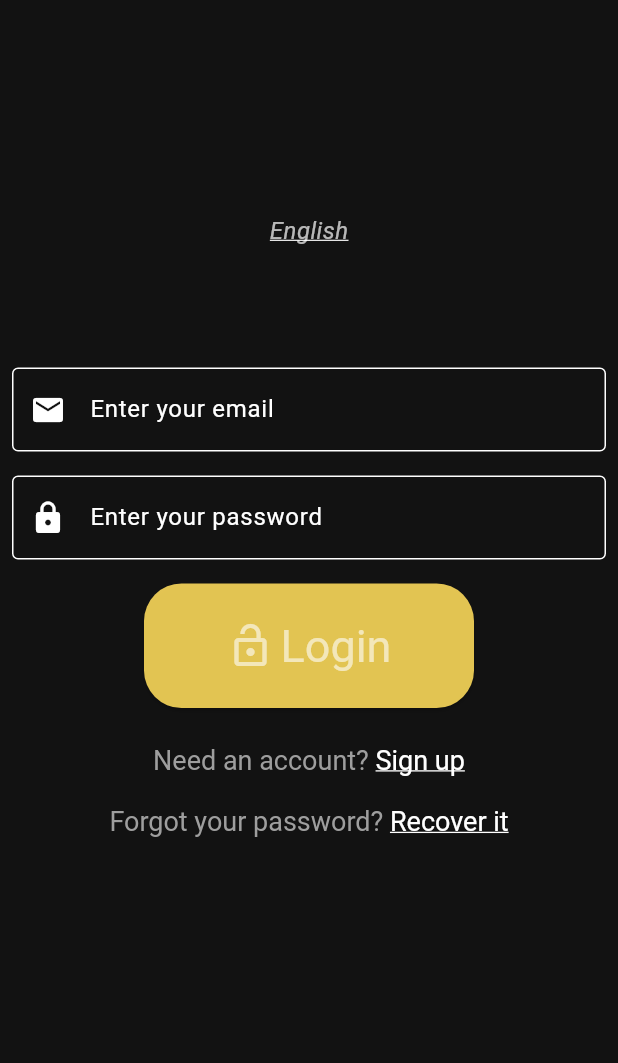
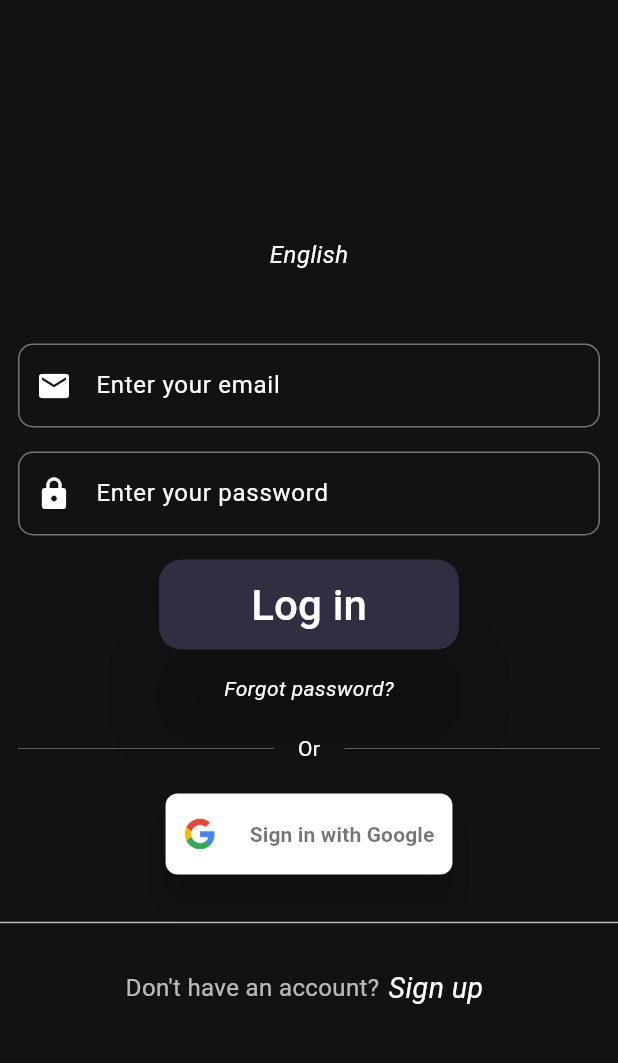
Before and after one commit to nicolas-ferrada/mycustomnotes_website, a Flutter app: the screen it shows after launch, on a phone screen of 412 x 824 dp, the part 63-1126 px from its top. Run offline on Flutter 3.47's test engine with Material 2 defaults, Android fonts, the phone set to English and light mode, and no system bars; our stand-ins replace audioplayers, cloud_firestore, connectivity_plus, device_info_plus, firebase_auth, firebase_core and 5 more; missing offline and left inert: any_link_preview, excel; accounts and stored records are empty; generated files the repository leaves out were written again.

Commit message:
UI Changes
- Login screen updated
- Added a color scheme to the app

```diff
--- a/lib/l10n/app_en.arb
+++ b/lib/l10n/app_en.arb
@@ -18,16 +18,12 @@
     "@email_textformfield_loginPage": {
         "description": "User input to type your email for login."
     },
-    "login_button_loginPage": "Login",
+    "login_button_loginPage": "Log in",
     "@login_button_loginPage": {
         "description": "The button that allows the user to log in after its pressed"
     },
-    "passwordRecover_richText_loginPage": "Recover it",
-    "@passwordRecover_richText_loginPage": {
-        "description": "User can tap to recover password"
-    },
-    "passwordRecover_text_info_loginPage": "Forgot your password? ",
-    "@passwordRecover_text_info_loginPage": {
+    "passwordRecover_richText_info_loginPage": "Forgot password?",
+    "@passwordRecover_richText_info_loginPage": {
         "description": "Telling the user why and when to tap the right rich text"
     },
     "password_textformfield_loginPage": "Enter your password",
@@ -38,7 +34,7 @@
     "@signUp_richText_loginPage": {
         "description": "User can tap to create an account"
     },
-    "signUp_text_info_loginPage": "Need an account? ",
+    "signUp_text_info_loginPage": "Don't have an account?",
     "@signUp_text_info_loginPage": {
         "description": "Telling the user why and when to tap the right rich text"
     },
--- a/lib/l10n/app_es.arb
+++ b/lib/l10n/app_es.arb
@@ -6,11 +6,10 @@
     "@_LOGIN_PAGE": {},
     "email_textformfield_loginPage": "Ingresa tu correo",
     "login_button_loginPage": "Iniciar sesión",
-    "passwordRecover_richText_loginPage": "Recuperar",
-    "passwordRecover_text_info_loginPage": "¿Olvidaste tu contraseña? ",
+    "passwordRecover_richText_info_loginPage": "¿Olvidaste tu contraseña?",
     "password_textformfield_loginPage": "Ingresa tu contraseña",
     "signUp_richText_loginPage": "Regístrate",
-    "signUp_text_info_loginPage": "¿Necesitas una cuenta? ",
+    "signUp_text_info_loginPage": "¿No tienes una cuenta?",
     "@_LOGIN_PAGE_DIALOGS_EXCEPTIONS": {},
     "wrongPassword_dialog_loginPage": "Has ingresado una contraseña incorrecta.",
     "userNotFound_dialog_loginPage": "La cuenta ingresada no existe. Necesitas registrate antes de iniciar sesión, si lo hiciste, revisa que el email esté bien escrito.",
--- a/lib/presentation/pages/login_page/login_page.dart
+++ b/lib/presentation/pages/login_page/login_page.dart
@@ -6,6 +6,7 @@ import '../../../domain/services/auth_user_service.dart';
 import '../../../l10n/change_language.dart';
 import '../../../l10n/l10n_export.dart';
 import '../../../l10n/l10n_locale_provider.dart';
+import '../../../utils/app_color_scheme/app_color_scheme.dart';
 import '../../../utils/dialogs/change_language_dialog.dart';
 import '../../../utils/enums/select_language_enum.dart';
 import '../../../utils/exceptions/exceptions_alert_dialog.dart';
@@ -60,15 +61,31 @@ class _LoginPageState extends State<LoginPage> {
         child: SingleChildScrollView(
           physics: const ClampingScrollPhysics(),
           child: Column(
-            mainAxisAlignment: MainAxisAlignment.center,
             children: [
-              // Change language
-              InkWell(
+              changeLanguageWidget(language, context),
+              emailUserInputWidget(context),
+              passwordUserInputWidget(context),
+              loginButtonWidget(context),
+              forgotPasswordWidget(context),
+              loginProvidersSeparationWidget(context),
+              googleLoginButtonWidget(context),
+              createAccountSeparationWidget(context),
+              signUpWidget(context),
+            ],
+          ),
+        ),
+      ),
+    );
+  }
+
+  Widget changeLanguageWidget(String language, BuildContext context) {
+    return Padding(
+      padding: const EdgeInsets.all(32),
+      child: InkWell(
         borderRadius: BorderRadius.circular(20),
         onTap: () async {
           try {
-                    final SelectLanguage? language =
-                        await showDialog<SelectLanguage?>(
+            final SelectLanguage? language = await showDialog<SelectLanguage?>(
               context: context,
               builder: (context) {
                 return ChangeLanguageDialog(
@@ -83,8 +100,7 @@ class _LoginPageState extends State<LoginPage> {
           } catch (errorMessage) {
             // errorMessage is the custom message probably sent by the user configuration functions
             ExceptionsAlertDialog.showErrorDialog(
-                        context: context,
-                        errorMessage: errorMessage.toString());
+                context: context, errorMessage: errorMessage.toString());
           }
         },
         child: Padding(
@@ -92,37 +108,43 @@ class _LoginPageState extends State<LoginPage> {
           child: Text(
             language,
             style: const TextStyle(
-                      decoration: TextDecoration.underline,
-                      color: Colors.white70,
+              color: Colors.white,
               fontSize: 16,
               fontStyle: FontStyle.italic,
             ),
           ),
         ),
       ),
+    );
+  }
 
-              const SizedBox(
-                height: 64,
-              ),
-              //Mail user input
-              Padding(
-                padding: const EdgeInsets.all(8.0),
+  Widget emailUserInputWidget(BuildContext context) {
+    return Padding(
+      padding: const EdgeInsets.symmetric(horizontal: 12, vertical: 8),
       child: TextFormField(
         onTapOutside: (event) => FocusScope.of(context).unfocus(),
         controller: _emailLoginController,
         keyboardType: TextInputType.emailAddress,
         autofillHints: const [AutofillHints.email],
         decoration: InputDecoration(
-                    hintText: AppLocalizations.of(context)!
-                        .email_textformfield_loginPage,
+          hintText: AppLocalizations.of(context)!.email_textformfield_loginPage,
           prefixIcon: const Icon(Icons.mail),
-                    border: const OutlineInputBorder(),
+          focusedBorder: OutlineInputBorder(
+            borderRadius: BorderRadius.circular(10),
+            borderSide: BorderSide(color: AppColorScheme.purple()),
+          ),
+          enabledBorder: OutlineInputBorder(
+            borderRadius: BorderRadius.circular(10),
+            borderSide: BorderSide(color: Colors.grey.shade600),
           ),
         ),
       ),
-              //Password user input
-              Padding(
-                padding: const EdgeInsets.all(8.0),
+    );
+  }
+
+  Widget passwordUserInputWidget(BuildContext context) {
+    return Padding(
+      padding: const EdgeInsets.symmetric(horizontal: 12, vertical: 8),
       child: TextField(
         onTapOutside: (event) => FocusScope.of(context).unfocus(),
         controller: _passwordLoginController,
@@ -130,33 +152,33 @@ class _LoginPageState extends State<LoginPage> {
         enableSuggestions: false,
         autocorrect: false,
         decoration: InputDecoration(
-                    hintText: AppLocalizations.of(context)!
-                        .password_textformfield_loginPage,
+          hintText:
+              AppLocalizations.of(context)!.password_textformfield_loginPage,
           prefixIcon: const Icon(Icons.lock),
-                    border: const OutlineInputBorder(),
+          focusedBorder: OutlineInputBorder(
+            borderRadius: BorderRadius.circular(10),
+            borderSide: BorderSide(color: AppColorScheme.purple()),
+          ),
+          enabledBorder: OutlineInputBorder(
+            borderRadius: BorderRadius.circular(10),
+            borderSide: BorderSide(color: Colors.grey.shade600),
           ),
         ),
       ),
-              //Login button
-              Padding(
+    );
+  }
+
+  Widget loginButtonWidget(BuildContext context) {
+    return Padding(
       padding: const EdgeInsets.all(8.0),
-                child: ElevatedButton.icon(
-                  icon: const Icon(
-                    Icons.lock_open,
-                    size: 32,
+      child: ElevatedButton(
+        style: ElevatedButton.styleFrom(
+          elevation: 30,
+          backgroundColor: AppColorScheme.darkPurple(),
+          minimumSize: const Size(200, 60),
+          shape: RoundedRectangleBorder(
+            borderRadius: BorderRadius.circular(15),
           ),
-                  label: Text(
-                    AppLocalizations.of(context)!.login_button_loginPage,
-                    style: const TextStyle(fontSize: 30),
-                  ),
-                  style: ElevatedButton.styleFrom(
-                    textStyle: const TextStyle(fontSize: 30),
-                    backgroundColor: const Color.fromRGBO(250, 216, 90, 0.9),
-                    minimumSize: const Size(220, 70),
-                    shape: RoundedRectangleBorder(
-                        borderRadius: BorderRadius.circular(25)),
-                    padding: const EdgeInsets.symmetric(
-                        horizontal: 12, vertical: 24),
         ),
         onPressed: () async {
           // Login firebase.
@@ -169,72 +191,143 @@ class _LoginPageState extends State<LoginPage> {
           } catch (errorMessage) {
             // errorMessage is the custom message sent by the firebase function.
             ExceptionsAlertDialog.showErrorDialog(
-                          context: context,
-                          errorMessage: errorMessage.toString());
+                context: context, errorMessage: errorMessage.toString());
           }
         },
-                ),
-              ),
-              const SizedBox(
-                height: 8,
-              ),
-              //Rich text 'need an account?' Sign up
-              Padding(
-                padding: const EdgeInsets.all(8.0),
-                child: RichText(
-                  text: TextSpan(
-                      style: const TextStyle(color: Colors.grey, fontSize: 18),
-                      text: AppLocalizations.of(context)!
-                          .signUp_text_info_loginPage,
-                      children: [
-                        TextSpan(
+        child: Text(
+          AppLocalizations.of(context)!.login_button_loginPage,
           style: const TextStyle(
-                                decoration: TextDecoration.underline,
-                                color: Colors.white),
-                            text: AppLocalizations.of(context)!
-                                .signUp_richText_loginPage,
-                            recognizer: TapGestureRecognizer()
-                              ..onTap = () {
-                                Navigator.pushNamed(context, registerPageRoute);
-                              }),
-                      ]),
-                ),
-              ),
-              const SizedBox(
-                height: 4,
-              ),
-              //Rich text text Forgot your password? Recover it
-              Padding(
-                padding: const EdgeInsets.all(8.0),
-                child: RichText(
-                  text: TextSpan(
-                    style: const TextStyle(color: Colors.grey, fontSize: 18),
-                    text: AppLocalizations.of(context)!
-                        .passwordRecover_text_info_loginPage,
-                    children: [
-                      TextSpan(
-                        style: const TextStyle(
-                            decoration: TextDecoration.underline,
-                            color: Colors.white),
-                        text: AppLocalizations.of(context)!
-                            .passwordRecover_richText_loginPage,
-                        recognizer: TapGestureRecognizer()
-                          ..onTap = () {
-                            Navigator.pushNamed(
-                                context, recoverPasswordPageRoute);
-                          },
-                      ),
-                    ],
-                  ),
-                ),
-              ),
-              const SizedBox(
-                height: 96,
-              ),
-            ],
+            fontSize: 28,
+            color: Colors.white,
           ),
         ),
       ),
     );
   }
+
+  Widget forgotPasswordWidget(BuildContext context) {
+    return InkWell(
+      onTap: () {
+        Navigator.pushNamed(context, recoverPasswordPageRoute);
+      },
+      borderRadius: BorderRadius.circular(20),
+      child: Padding(
+        padding: const EdgeInsets.all(8.0),
+        child: Text(
+          AppLocalizations.of(context)!.passwordRecover_richText_info_loginPage,
+          style: const TextStyle(
+            color: Colors.white,
+            fontSize: 14,
+            fontStyle: FontStyle.italic,
+          ),
+        ),
+      ),
+    );
   }
+
+  Widget loginProvidersSeparationWidget(BuildContext context) {
+    return Padding(
+      padding: const EdgeInsets.all(12),
+      child: Row(
+        mainAxisAlignment: MainAxisAlignment.center,
+        children: [
+          Expanded(
+            child: Divider(
+              thickness: 0.5,
+              color: Colors.grey.shade600,
+            ),
+          ),
+          const Padding(
+            padding: EdgeInsets.symmetric(horizontal: 16),
+            child: Text('Or'),
+          ),
+          Expanded(
+            child: Divider(
+              thickness: 0.5,
+              color: Colors.grey.shade600,
+            ),
+          ),
+        ],
+      ),
+    );
+  }
+
+  Widget googleLoginButtonWidget(BuildContext context) {
+    return Padding(
+      padding: const EdgeInsets.all(8),
+      child: ElevatedButton(
+        style: ElevatedButton.styleFrom(
+          elevation: 10,
+          padding: const EdgeInsets.symmetric(horizontal: 12, vertical: 16),
+          backgroundColor: Colors.white,
+          shape: RoundedRectangleBorder(
+            borderRadius: BorderRadius.circular(8),
+          ),
+        ),
+        onPressed: () {},
+        child: const Row(
+          mainAxisSize: MainAxisSize.min,
+          mainAxisAlignment: MainAxisAlignment.center,
+          children: [
+            Padding(
+              padding: EdgeInsets.only(right: 22),
+              child: Image(
+                image: AssetImage("assets/google_icon.png"),
+                height: 22,
+                width: 22,
+              ),
+            ),
+            Text(
+              'Sign in with Google',
+              style: TextStyle(
+                fontSize: 14,
+                color: Colors.black54,
+                fontWeight: FontWeight.w600,
+              ),
+            ),
+          ],
+        ),
+      ),
+    );
+  }
+
+  Widget createAccountSeparationWidget(BuildContext context) {
+    return const Padding(
+      padding: EdgeInsets.symmetric(vertical: 16),
+      child: Divider(
+        thickness: 1,
+        color: Colors.white70,
+      ),
+    );
+  }
+
+  Widget signUpWidget(BuildContext context) {
+    return Row(
+      mainAxisAlignment: MainAxisAlignment.center,
+      children: [
+        Text(
+          AppLocalizations.of(context)!.signUp_text_info_loginPage,
+          style: const TextStyle(
+            color: Colors.white70,
+            fontSize: 16,
+          ),
+        ),
+        InkWell(
+          borderRadius: BorderRadius.circular(20),
+          onTap: () => Navigator.pushNamed(context, registerPageRoute),
+          child: Padding(
+            padding: const EdgeInsets.all(6),
+            child: Text(
+              AppLocalizations.of(context)!.signUp_richText_loginPage,
+              style: const TextStyle(
+                color: Colors.white,
+                fontSize: 19,
+                fontStyle: FontStyle.italic,
+              ),
+            ),
+          ),
+        ),
+      ],
+    );
+  }
+}
--- /dev/null
+++ b/lib/utils/app_color_scheme/app_color_scheme.dart
@@ -0,0 +1,15 @@
+import 'package:flutter/material.dart';
+
+class AppColorScheme {
+  static Color raisinBlack() {
+    return const Color.fromRGBO(33, 30, 41, 1);
+  }
+
+  static Color darkPurple() {
+    return const Color.fromRGBO(50, 45, 64, 1);
+  }
+
+  static Color purple() {
+    return const Color.fromRGBO(111, 96, 190, 1);
+  }
+}
--- a/pubspec.yaml
+++ b/pubspec.yaml
@@ -134,6 +134,8 @@ flutter:
   assets:
     - assets/
     - assets/icon.png
+    - assets/google_icon.png
+    - assets/completedTask.mp3
 
 
   fonts:
```
Also changed, not shown: assets/google_icon.png (added). Lines whose indentation alone changed are shown as unchanged.
